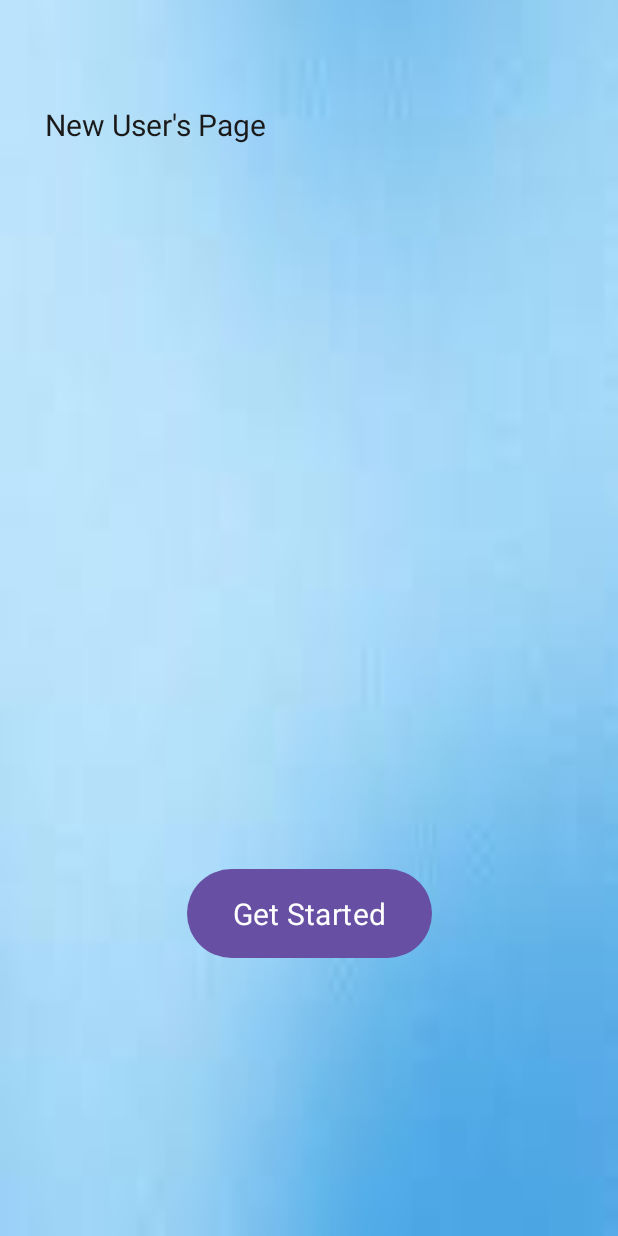
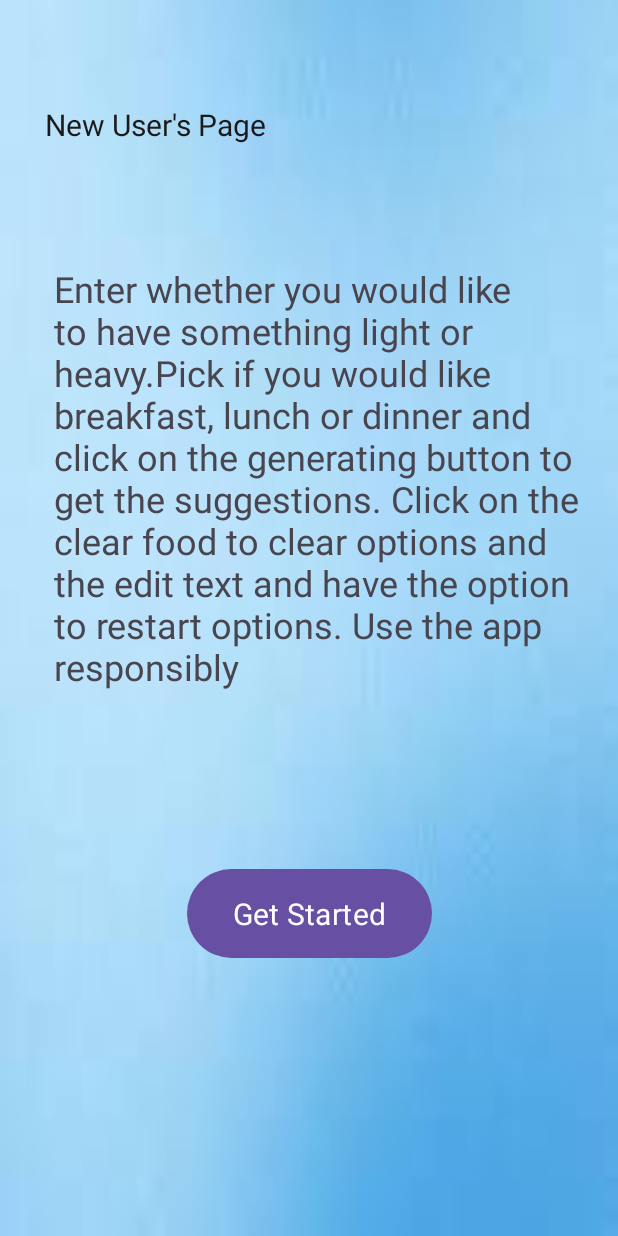
Before and after one commit to ST10489984/ST10489984_assignment1, an Android app: the New_User screen opened directly, with no data from a screen before it, on a phone screen of 412 x 824 dp. Run offline under Robolectric (Android 15) with nearby library versions, the phone set to English and light mode, and no system bars; Roboto replaces fonts that are not available here.

Commit message:
Added a guide to use the app and deleted some things

```diff
--- a/app/src/main/java/za/co/varsitycollege/st10489984/Home_Page.kt
+++ b/app/src/main/java/za/co/varsitycollege/st10489984/Home_Page.kt
@@ -64,7 +64,7 @@ class Home_Page : AppCompatActivity() {
             }
 
 
-            val food: String
+            var food: String = ""
             when {
                 type==Type.Breakfast && timeEditText.text.toString()=="Light" -> food = "You may have:\n\n" +
                         "Chocolate-Zucchini Bran Muffin\n" + "Sweet Potatoes with Yogurt, Almond Butter and Pepita Granola\n" +
@@ -88,8 +88,10 @@ class Home_Page : AppCompatActivity() {
                         "Squid Salad, Roast Tomato, Potato & Capsicum Chilli Relish\n"
 
                 type==Type.Dinner && timeEditText.text.toString()=="Heavy" -> food = "You may have:\n\n" +
-                        "" + "" + "" + "" + ""
+                        "Lasagna\n" + "Mac n Cheese\n" + "Stew\n" + "Mince mate\n" + "Achni\n"
             }
+            foodSuggestionEditText.text = food
+
         }
     }
 }
--- a/app/src/main/java/za/co/varsitycollege/st10489984/New_User.kt
+++ b/app/src/main/java/za/co/varsitycollege/st10489984/New_User.kt
@@ -23,11 +23,6 @@ class New_User : AppCompatActivity() {
 
         val newUserButton = findViewById<Button>(R.id.newUserButton)
 
-        settingsTextView.text.toString()=="Use the drop down to select whether you want Breakfast, Lunch or Dinner.\n" +
-                "Enter if whether you would like to eat something light or heavy.\n" +
-                "Click on the 'Generate food' button to get options.\n" +
-                "Click on the 'Reset food' to clear options.\n" +
-                "Use the app responsnsibly"
 
         newUserButton.setOnClickListener() {
             val intent = Intent(this,Home_Page::class.java)
--- a/app/src/main/res/layout/activity_new_user.xml
+++ b/app/src/main/res/layout/activity_new_user.xml
@@ -29,18 +29,21 @@
 
     <TextView
         android:id="@+id/settingsTextView"
-        android:layout_width="354dp"
-        android:layout_height="324dp"
+        android:layout_width="350dp"
+        android:layout_height="344dp"
         android:layout_marginStart="30dp"
         android:layout_marginTop="176dp"
         android:layout_marginEnd="26dp"
         android:layout_marginBottom="231dp"
         android:fontFamily="@font/alexandria_medium"
-        android:textSize="20sp"
+        android:text="Enter whether you would like to have something light or heavy.Pick if you would like breakfast, lunch or dinner and click on the generating button to get the suggestions. Click on the clear food to clear options and the edit text and have the option to restart options. Use the app responsibly "
+        android:textSize="24sp"
         app:layout_constraintBottom_toBottomOf="parent"
         app:layout_constraintEnd_toEndOf="parent"
+        app:layout_constraintHorizontal_bias="1.0"
         app:layout_constraintStart_toStartOf="parent"
-        app:layout_constraintTop_toTopOf="parent" />
+        app:layout_constraintTop_toTopOf="parent"
+        app:layout_constraintVertical_bias="0.0" />
 
     <Button
         android:id="@+id/newUserButton"
```
